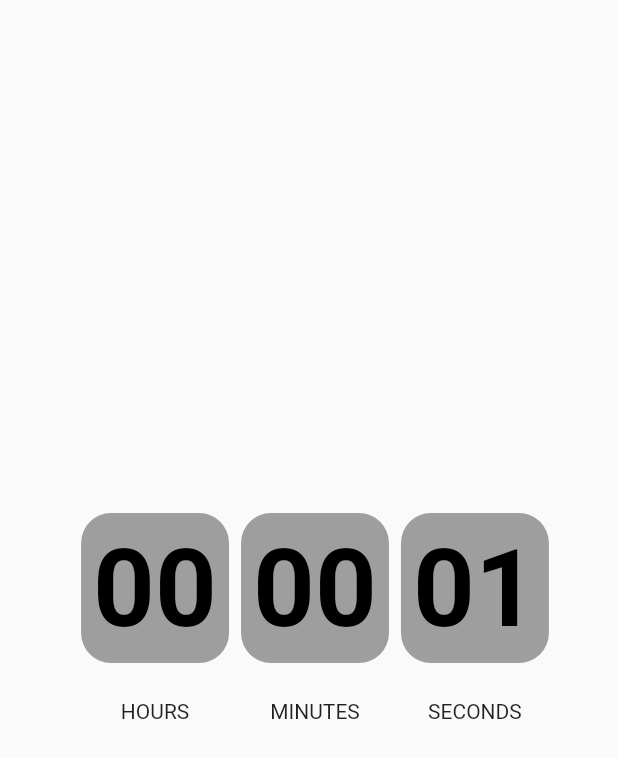
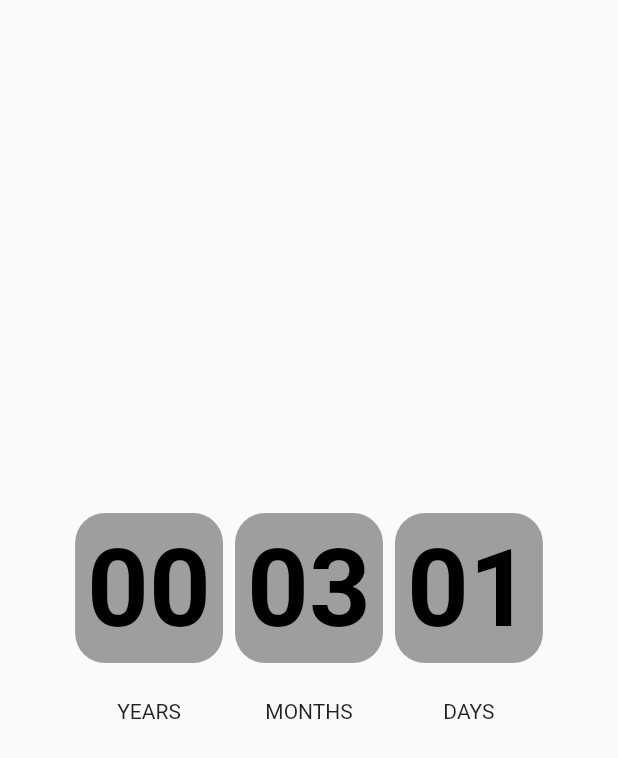
Before and after one commit to Wardason/Couple-Counter, a Flutter app: the DurationTimer widget shown alone on an empty page, opened directly, on a phone screen of 412 x 824 dp. Shown: the top 758 px of the screen. Run offline on Flutter 3.47's test engine with Material 2 defaults, Android fonts, the light colour scheme and no system bars; missing offline and left inert: animator, dart:ffi.

Commit message:
countup v1

```diff
--- a/lib/components/durationTimer.dart
+++ b/lib/components/durationTimer.dart
@@ -1,4 +1,5 @@
 import 'dart:async';
+import 'dart:ffi';
 import 'timerCard.dart';
 import 'package:flutter/material.dart';
 
@@ -10,6 +11,8 @@ class DurationTimer extends StatefulWidget {
 class _DurationTimerState extends State<DurationTimer> {
   Duration duration = Duration();
   Timer? timer;
+  final fromDate = DateTime(2020, 10, 12);
+  final toDate = DateTime.now();
 
   @override
   void initState() {
@@ -18,7 +21,7 @@ class _DurationTimerState extends State<DurationTimer> {
   }
 
   void addTime() {
-    final addSeconds = 1;
+    final addSeconds = 86400;
 
     setState(() {
       final seconds = duration.inSeconds + addSeconds;
@@ -30,6 +33,15 @@ class _DurationTimerState extends State<DurationTimer> {
     timer = Timer.periodic(Duration(seconds: 1), (_) => addTime());
   }
 
+  void differenceFromDates() {
+    daysBetween(fromDate, toDate);
+    final difference = daysBetween(fromDate, toDate);
+    final differenceDays = (difference % 30.4).floor();
+    final differenceInMonths = (difference / 30.4);
+    final differenceMonths = (differenceInMonths % 12).floor();
+    final differenceYears = (differenceInMonths / 12).floor();
+  }
+
   @override
   Widget build(BuildContext context) {
     return buildTime();
@@ -37,27 +49,23 @@ class _DurationTimerState extends State<DurationTimer> {
 
   Widget buildTime() {
     String twoDigits(int n) => n.toString().padLeft(2, '0');
+    final years = twoDigits(0);
+    final months = twoDigits(3);
     final days = twoDigits(duration.inDays.remainder(31));
-    final hours = twoDigits(duration.inHours.remainder(24));
-    final minutes = twoDigits(duration.inMinutes.remainder(60));
-    final seconds = twoDigits(duration.inSeconds.remainder(60));
+    //final seconds = twoDigits(duration.inSeconds.remainder(60));
 
     return Row(
       mainAxisAlignment: MainAxisAlignment.center,
       children: <Widget>[
-        // buildTimeCard(time: days, header: 'DAYS'),
+        buildTimeCard(time: years, header: 'YEARS'),
         const SizedBox(
           width: 8.0,
         ),
-        buildTimeCard(time: hours, header: 'HOURS'),
+        buildTimeCard(time: months, header: 'MONTHS'),
         const SizedBox(
           width: 8.0,
         ),
-        buildTimeCard(time: minutes, header: 'MINUTES'),
-        const SizedBox(
-          width: 8.0,
-        ),
-        buildTimeCard(time: seconds, header: 'SECONDS'),
+        buildTimeCard(time: days, header: 'DAYS'),
       ],
     );
   }
--- a/lib/components/timerCard.dart
+++ b/lib/components/timerCard.dart
@@ -26,3 +26,9 @@ Widget buildTimeCard({required String time, required String header}) {
     ],
   );
 }
+
+int daysBetween(DateTime from, DateTime to) {
+  from = DateTime(from.year, from.month, from.day);
+  to = DateTime(to.year, to.month, to.day);
+  return (to.difference(from).inHours / 24).round();
+}
--- a/lib/screens/date_screen.dart
+++ b/lib/screens/date_screen.dart
@@ -3,6 +3,7 @@ import 'package:couple_counter/screens/all_imports.dart';
 import 'package:flutter/cupertino.dart';
 import 'package:flutter/material.dart';
 import 'package:couple_counter/components/buildIllustration.dart';
+import 'package:intl/intl.dart';
 
 class DateScreen extends StatefulWidget {
   static const String id = 'date_screen';
@@ -13,6 +14,7 @@ class DateScreen extends StatefulWidget {
 
 class _DateScreenState extends State<DateScreen> {
   late DateTime selectedDate;
+  final DateFormat formatter = DateFormat('yyyy-MM-dd');
 
   @override
   Widget build(BuildContext context) {
@@ -45,7 +47,9 @@ class _DateScreenState extends State<DateScreen> {
             ElevatedButton(
               style: elevatedButtonStyle,
               onPressed: () {
-                print(selectedDate);
+                final DateTime date = selectedDate;
+                final String formattedDate = formatter.format(date);
+                print(formattedDate);
                 Navigator.pushNamed(context, LocationScreen.id);
               },
               child: Padding(
--- a/lib/screens/overview_screen.dart
+++ b/lib/screens/overview_screen.dart
@@ -1,7 +1,9 @@
 import 'package:couple_counter/components/heartAnimation.dart';
 import 'package:couple_counter/constants.dart';
 import 'package:couple_counter/components/durationTimer.dart';
+import 'package:couple_counter/components/timerCard.dart';
 import 'package:flutter/material.dart';
+import 'date_screen.dart';
 
 class OverviewScreen extends StatefulWidget {
   static const String id = 'overview_screen';
@@ -25,6 +27,7 @@ class _OverviewScreenState extends State<OverviewScreen> {
             HeartAnimation(),
             Text('Together since 10.10.2021 or'),
             DurationTimer(),
+            ElevatedButton(onPressed: () {}, child: Text('Test'))
           ],
         ),
       ),
--- a/pubspec.yaml
+++ b/pubspec.yaml
@@ -15,6 +15,7 @@ dependencies:
 
   cupertino_icons: ^1.0.2
   animator: ^3.1.0
+  intl: ^0.17.0
 
 dev_dependencies:
   flutter_test:
```
Also changed, not shown: pubspec.lock.
